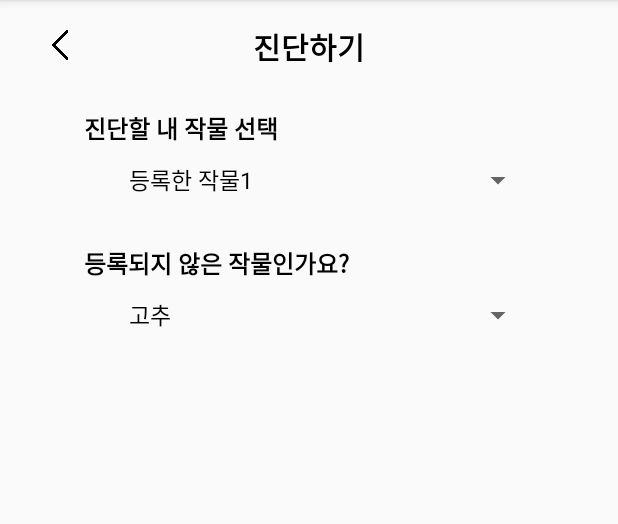
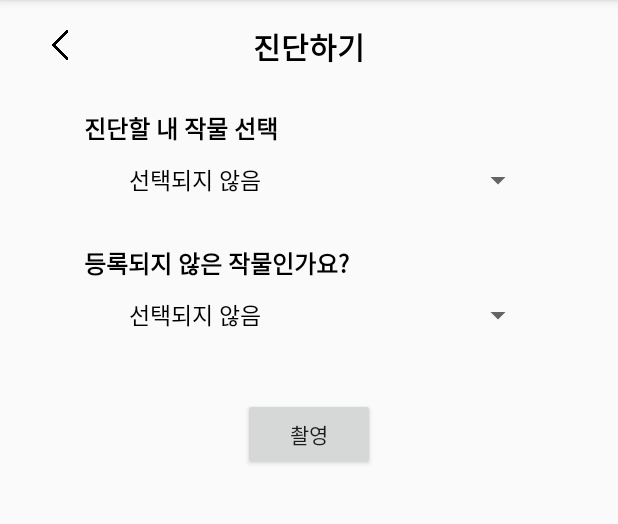
Before and after one commit to farm-mate/farmmate-front, an Android app: the fragment DiagnosisSelectFragment shown on its own in the app's theme, on a phone screen of 412 x 824 dp, the part 84-608 px from its top. Run offline under Robolectric (Android 15) with nearby library versions, the phone set to English and light mode, and no system bars.

Commit message:
feat/#35 (recent)

```diff
--- a/app/src/main/AndroidManifest.xml
+++ b/app/src/main/AndroidManifest.xml
@@ -6,6 +6,7 @@
     <uses-permission android:name="android.permission.ACCESS_NETWORK_STATE" />
     <uses-permission android:name="android.permission.ACCESS_WIFI_STATE" />
     <uses-permission android:name="android.permission.READ_PHONE_STATE" />
+    <uses-permission android:name="android.permission.READ_EXTERNAL_STORAGE" />
 
 
     <uses-permission android:name="android.permission.ACCESS_FINE_LOCATION" />
--- a/app/src/main/java/com/example/farmmate1/DiagnosisSelectFragment.kt
+++ b/app/src/main/java/com/example/farmmate1/DiagnosisSelectFragment.kt
@@ -1,6 +1,7 @@
 package com.example.farmmate1
 
 import android.os.Bundle
+import android.util.Log
 import androidx.fragment.app.Fragment
 import android.view.LayoutInflater
 import android.view.View
@@ -8,6 +9,9 @@ import android.view.ViewGroup
 import android.widget.ArrayAdapter
 import com.example.farmmate1.databinding.FragmentDiagnosisSelectBinding
 import com.example.farmmate1.databinding.FragmentPlantAddBinding
+import android.widget.Spinner
+import android.widget.AdapterView
+
 
 
 class DiagnosisSelectFragment : Fragment() {
@@ -29,13 +33,16 @@ class DiagnosisSelectFragment : Fragment() {
         return view
     }
 
+    private lateinit var spinnerMyplant: Spinner
+    private lateinit var spinnerAnyplant: Spinner
+
     override fun onViewCreated(view: View, savedInstanceState: Bundle?) {
         super.onViewCreated(view, savedInstanceState)
 
         val retrofit = RetrofitClient.instance
         val apiService = retrofit.create(ApiService::class.java)
 
-        // 데이터 요청
+        // 데이터 요청 (spinner myplant 에 들어갈 내 식물 목록만 받아오면 됨)
 //        apiService.getHistoryList().enqueue(object : Callback<List<History>> {
 //            override fun onResponse(call: Call<List<History>>, response: Response<List<History>>) {
 //                if (response.isSuccessful) {
@@ -57,29 +64,68 @@ class DiagnosisSelectFragment : Fragment() {
 //        })
 
         // 작물 종류 선택 (등록한 작물)
-        setUpSpinnerMyplants()
+        spinnerMyplant = binding.diagnosisSelectSpinnerMyplant
+        val myplants = resources.getStringArray(R.array.myplants)
+        val myplantsadapter = ArrayAdapter(requireContext(),R.layout.spinner_item_myplant, myplants)
+        spinnerMyplant.adapter = myplantsadapter
 
         // 작물 종류 선택 (등록하지 않은 작물)
-        setUpSpinnerAnyplants()
+        spinnerAnyplant = binding.diagnosisSelectSpinnerAnyplant
+        val anyplants = resources.getStringArray(R.array.anyplants)
+        val anyplantsadapter = ArrayAdapter(requireContext(),R.layout.spinner_item_anyplant, anyplants)
+        spinnerAnyplant.adapter = anyplantsadapter
+
+        spinnerMyplant.onItemSelectedListener = object : AdapterView.OnItemSelectedListener {
+            override fun onItemSelected(
+                parent: AdapterView<*>?,
+                view: View?,
+                position: Int,
+                id: Long
+            ) {
+                if (parent === spinnerMyplant) {
+
+                    Log.d("TAG", "---초기화전 my onItemSelected: ${position}")
+
+                    // Any 스피너 초기화
+                    spinnerAnyplant.setSelection(0)
+
+                    // 선택한 항목을 My 스피너에 표시
+                    spinnerMyplant.setSelection(position)
+                    Log.d("TAG", "---my onItemSelected: ${position}")
+                }
+            }
+
+            override fun onNothingSelected(parent: AdapterView<*>?) {
+            }
+        }
+
+        spinnerAnyplant.onItemSelectedListener = object : AdapterView.OnItemSelectedListener {
+            override fun onItemSelected(
+                parent: AdapterView<*>?,
+                view: View?,
+                position: Int,
+                id: Long
+            ) {
+                if (parent === spinnerAnyplant) {
+                    Log.d("TAG", "---초기화전 onItemSelected: ${position}")
+
+                    // My 스피너 초기화
+                    spinnerMyplant.setSelection(0)
+
+
+                    spinnerAnyplant.setSelection(position)
+                    Log.d("TAG", "---any onItemSelected: ${position}")
+                }
+            }
+
+            override fun onNothingSelected(parent: AdapterView<*>?) {
+            }
+        }
 
         // 뒤로 가기 버튼 클릭 후 진단 메인 페이지로 이동
         binding.diagnosisSelectBackIb.setOnClickListener{
             moveToDiagnosisFragment()
         }
-    }
-
-    private fun setUpSpinnerMyplants() {
-        val myplants = resources.getStringArray(R.array.myplants)
-        val adapter = ArrayAdapter(requireContext(),R.layout.spinner_item_myplant, myplants)
-        val spinner = binding.diagnosisSelectSpinnerMyplant
-        spinner.adapter = adapter
-    }
-
-    private fun setUpSpinnerAnyplants() {
-        val anyplants = resources.getStringArray(R.array.anyplants)
-        val adapter = ArrayAdapter(requireContext(),R.layout.spinner_item_anyplant, anyplants)
-        val spinner = binding.diagnosisSelectSpinnerAnyplant
-        spinner.adapter = adapter
     }
 
     private fun moveToDiagnosisFragment() {
--- a/app/src/main/java/com/example/farmmate1/Plant.kt
+++ b/app/src/main/java/com/example/farmmate1/Plant.kt
@@ -1,6 +1,7 @@
 package com.example.farmmate1
 
 class Plant (
+    val deviceId: String,
     val plantType: String,
     val plantLocation: String,
     val memo: String,
--- a/app/src/main/res/layout/fragment_diagnosis_select.xml
+++ b/app/src/main/res/layout/fragment_diagnosis_select.xml
@@ -113,6 +113,15 @@
                     app:layout_constraintTop_toBottomOf="@+id/diagnosis_select_tv_anyplant" />
             </androidx.constraintlayout.widget.ConstraintLayout>
 
+            <Button
+                android:id="@+id/diagnosis_btn_camera"
+                android:layout_width="wrap_content"
+                android:layout_height="wrap_content"
+                android:layout_marginTop="40dp"
+                android:text="촬영"
+                app:layout_constraintEnd_toEndOf="parent"
+                app:layout_constraintStart_toStartOf="parent"
+                app:layout_constraintTop_toBottomOf="@+id/diagnosis_select_layout_anyplant" />
 
         </androidx.constraintlayout.widget.ConstraintLayout>
 
--- a/app/src/main/res/layout/fragment_diary.xml
+++ b/app/src/main/res/layout/fragment_diary.xml
@@ -57,7 +57,7 @@
                         android:layout_weight="1"
                         android:text="딸기" />
 
-                <Button
+                    <Button
                     android:id="@+id/diary_pepper_btn"
                     android:layout_width="wrap_content"
                     android:layout_height="wrap_content"
--- a/app/src/main/res/values/array.xml
+++ b/app/src/main/res/values/array.xml
@@ -1,13 +1,16 @@
 <?xml version="1.0" encoding="utf-8"?>
 <resources>
     <string-array name="plants">
-        <item>고추</item>
         <item>포도</item>
         <item>딸기</item>
+        <item>오이</item>
+        <item>파프리카</item>
         <item>토마토</item>
+        <item>고추</item>
     </string-array>
 
     <string-array name="myplants">
+        <item>선택되지 않음</item>
         <item>등록한 작물1</item>
         <item>등록한 작물2</item>
         <item>등록한 작물3</item>
@@ -15,9 +18,12 @@
     </string-array>
 
     <string-array name="anyplants">
-        <item>고추</item>
+        <item>선택되지 않음</item>
         <item>포도</item>
         <item>딸기</item>
+        <item>오이</item>
+        <item>파프리카</item>
         <item>토마토</item>
+        <item>고추</item>
     </string-array>
 </resources>
```
Also changed, not shown: app/src/main/java/com/example/farmmate1/PlantAddFragment.kt (+49 -4 lines), app/src/main/java/com/example/farmmate1/PlantFragment.kt (+9 -9 lines), app/src/main/res/layout/fragment_diagnosis.xml (+5 -5 lines), app/src/main/res/layout/fragment_plant_add.xml (+14 -3 lines).
